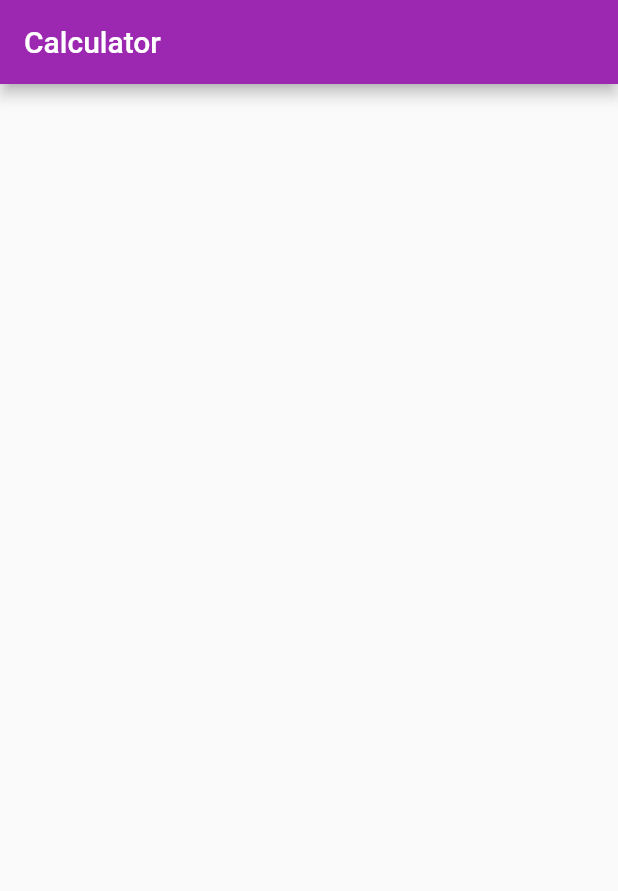
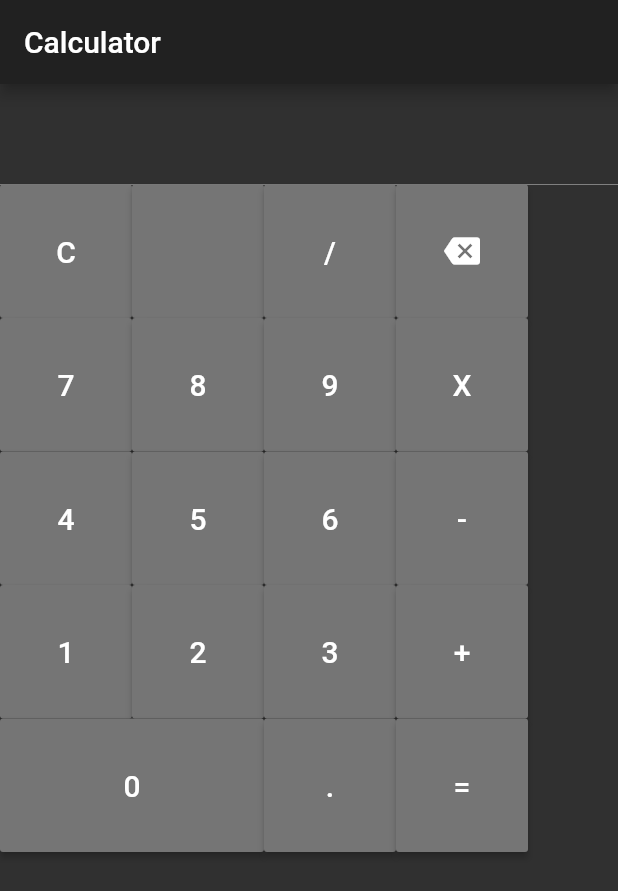
Before and after one commit to luizcasula/flutter_calculator_mvc, a Flutter app: the screen it shows after launch, on a phone screen of 412 x 824 dp. Shown: the top 891 px of the screen. Run offline on Flutter 3.47's test engine with Material 2 defaults, Android fonts, the phone set to English and light mode, and no system bars.

Commit message:
create layout

```diff
--- a/lib/controllers/home_controller.dart
+++ b/lib/controllers/home_controller.dart
@@ -0,0 +1,8 @@
+import 'package:flutter/material.dart';
+
+
+class HomeController{
+
+  TextEditingController textController = TextEditingController();
+
+}
--- a/lib/main.dart
+++ b/lib/main.dart
@@ -7,11 +7,13 @@ class MyApp extends StatelessWidget {
   @override
   Widget build(BuildContext context) {
     return MaterialApp(
+      debugShowCheckedModeBanner: false,
       title: 'Flutter Demo',
-      theme: ThemeData(
-        primarySwatch: Colors.purple,
+      themeMode: ThemeMode.dark,
+      darkTheme: ThemeData(
+        brightness: Brightness.dark,
+        primarySwatch: Colors.grey
       ),
-      themeMode: ThemeMode.dark,
       home: HomeView(),
     );
   }
--- a/lib/views/home_view.dart
+++ b/lib/views/home_view.dart
@@ -1,5 +1,5 @@
 import 'package:flutter/material.dart';
-
+import 'package:flutter_calculator_mvc/controllers/home_controller.dart';
 
 class HomeView extends StatefulWidget {
   @override
@@ -7,13 +7,107 @@ class HomeView extends StatefulWidget {
 }
 
 class _HomeViewState extends State<HomeView> {
+  HomeController _controller = HomeController();
+
+  _buildButton(Function onPressed,
+      {double height, double width, String hintText, IconData icon}) {
+    return Container(
+      height: height != null ? height : 89,
+      width: width,
+      child: RaisedButton(
+        //shape: ,
+        child: Center(
+          child: hintText != null
+              ? Text(
+                  hintText,
+                  style: TextStyle(fontSize: 20),
+                )
+              : icon != null ? Icon(icon) : Center(),
+        ),
+        onPressed: onPressed,
+      ),
+    );
+  }
+
   @override
   Widget build(BuildContext context) {
     return Scaffold(
       appBar: AppBar(
         title: Text("Calculator"),
       ),
-      body: Container(),
+      body: Container(
+        child: Column(
+          children: <Widget>[
+            TextField(
+              style: TextStyle(fontSize: 30),
+              enabled: false,
+              textAlign: TextAlign.center,
+              controller: _controller.textController,
+              decoration: InputDecoration(
+                contentPadding: EdgeInsets.fromLTRB(330, 16, 0, 16),
+              ),
+            ),
+            Row(
+              children: <Widget>[
+                _buildButton(() => _controller.textController.text = "",
+                    hintText: 'C'),
+                _buildButton(() => _controller.textController.text = "",
+                    hintText: ''),
+                _buildButton(() => _controller.textController.text = "9",
+                    hintText: '/'),
+                _buildButton(() => _controller.textController.text = "",
+                    icon: Icons.backspace),
+              ],
+            ),
+            Row(
+              children: <Widget>[
+                _buildButton(() => _controller.textController.text = "7",
+                    hintText: '7'),
+                _buildButton(() => _controller.textController.text = "8",
+                    hintText: '8'),
+                _buildButton(() => _controller.textController.text = "9",
+                    hintText: '9'),
+                _buildButton(() => _controller.textController.text = "",
+                    hintText: "X"),
+              ],
+            ),
+            Row(
+              children: <Widget>[
+                _buildButton(() => _controller.textController.text = "4",
+                    hintText: '4'),
+                _buildButton(() => _controller.textController.text = "5",
+                    hintText: '5'),
+                _buildButton(() => _controller.textController.text = "6",
+                    hintText: '6'),
+                _buildButton(() => _controller.textController.text = "",
+                    hintText: "-"),
+              ],
+            ),
+            Row(
+              children: <Widget>[
+                _buildButton(() => _controller.textController.text = "1",
+                    hintText: '1'),
+                _buildButton(() => _controller.textController.text = "2",
+                    hintText: '2'),
+                _buildButton(() => _controller.textController.text = "3",
+                    hintText: '3'),
+                _buildButton(() => _controller.textController.text = "",
+                    hintText: "+"),
+              ],
+            ),
+            Row(
+              children: <Widget>[
+                _buildButton(() => _controller.textController.text = "0",
+                    hintText: '0', width: 176),
+                _buildButton(() => _controller.textController.text = ".",
+                    hintText: '.'),
+                _buildButton(() => _controller.textController.text = "",
+                    hintText: "="),
+              ],
+            ),
+          ],
+        ),
+      ),
     );
   }
 }
```
